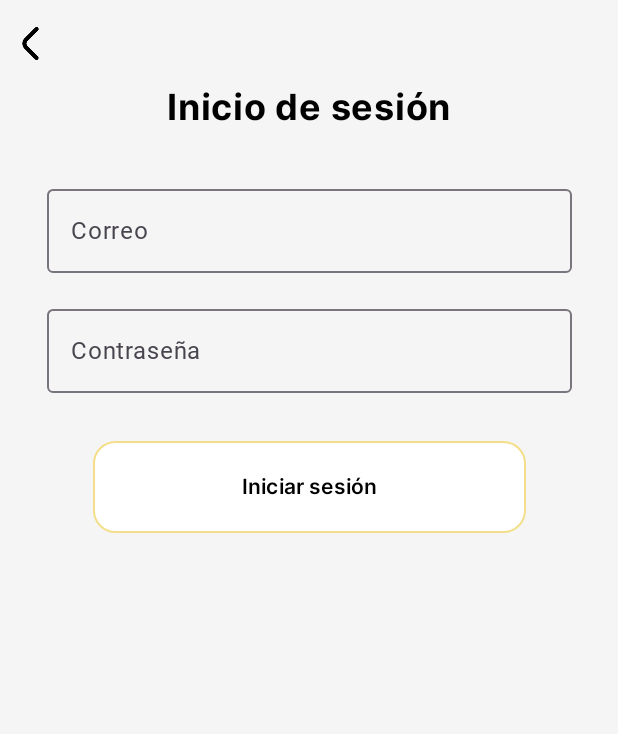
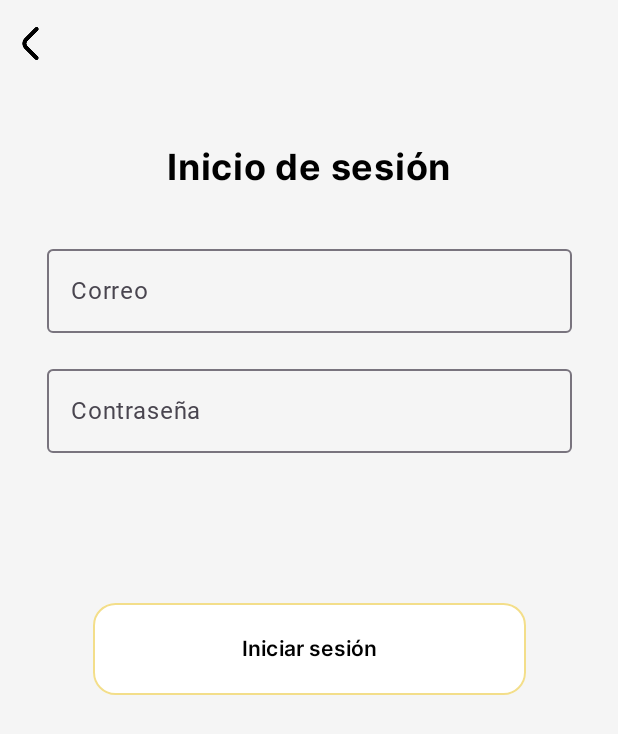
Before and after one commit to vicrenlopez14/Camvi-Solution, an Android app built with Jetpack Compose: the screen it shows after launch (MainActivity), after a tap on "Iniciar sesión", on a phone screen of 412 x 824 dp. Shown: the top 734 px of the screen. Run offline under Robolectric (Android 15) with nearby library versions, the phone set to English and light mode, and no system bars; Roboto replaces fonts that are not available here.

Commit message:
Pantallas terminadas

```diff
--- a/app/src/main/java/com/example/camvi/ui/screens/global/LoginScreen.kt
+++ b/app/src/main/java/com/example/camvi/ui/screens/global/LoginScreen.kt
@@ -47,7 +47,9 @@ import com.example.camvi.model.globales.CamviFunctions
 @Composable
 @Preview
 fun previewLogin(){
-    Surface() {
+    Surface(
+        modifier = Modifier.fillMaxSize()
+    ) {
             val navController= rememberNavController()
     LoginScreen(navController = navController)
     }
@@ -68,7 +70,11 @@ fun LoginScreen(navController: NavController) {
     val context = LocalContext.current
 
     Surface() {
-              Row(
+
+        LazyColumn {
+
+        item {
+            Row(
                     horizontalArrangement = Arrangement.Start,
                     verticalAlignment = Alignment.CenterVertically,
                     modifier = Modifier.fillMaxWidth()
@@ -83,8 +89,6 @@ fun LoginScreen(navController: NavController) {
 
                     )
                 }
-        LazyColumn {
-        item {
             Column(
                 modifier = Modifier.fillMaxSize(),
                 horizontalAlignment = Alignment.CenterHorizontally
@@ -124,7 +128,7 @@ fun LoginScreen(navController: NavController) {
                         modifier = Modifier.fillMaxWidth(0.85f)
                     )
 
-                    Spacer(modifier = Modifier.height(32.dp))
+                    Spacer(modifier = Modifier.height(100.dp))
 
                     Button(
                         onClick = {
--- a/app/src/main/java/com/example/camvi/ui/screens/global/RegisterScreen.kt
+++ b/app/src/main/java/com/example/camvi/ui/screens/global/RegisterScreen.kt
@@ -52,7 +52,6 @@ import com.example.camvi.ui.widgets.global.CamviScreen
 
 
 @Composable
-@Preview
 fun previewRegister(){
     val navController = rememberNavController()
     RegisterScreen(navController = navController)
--- a/app/src/main/java/com/example/camvi/ui/screens/global/VerifyCodeScreen.kt
+++ b/app/src/main/java/com/example/camvi/ui/screens/global/VerifyCodeScreen.kt
@@ -46,7 +46,6 @@ fun VerifyCodeScreen() {
                     .padding(end = 60.dp)
 
         )
-
     }
     Column(
         modifier = Modifier.fillMaxSize(),
```
Also changed, not shown: app/src/main/java/com/example/camvi/ui/screens/global/DetalleMisCitas.kt (+33 -0 lines).
